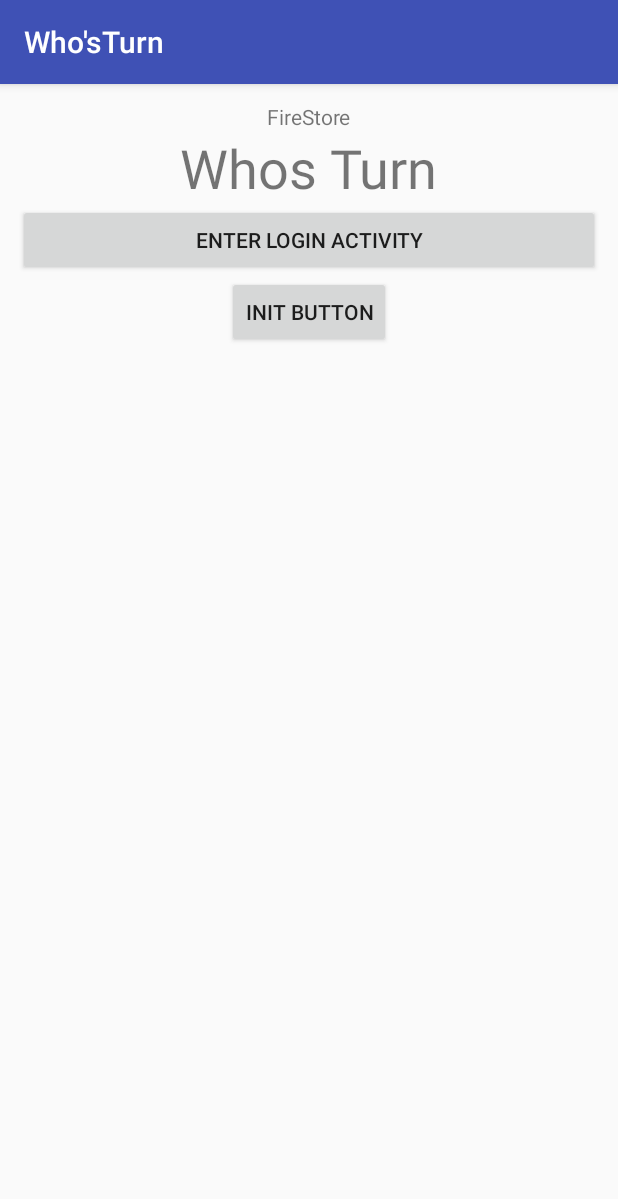
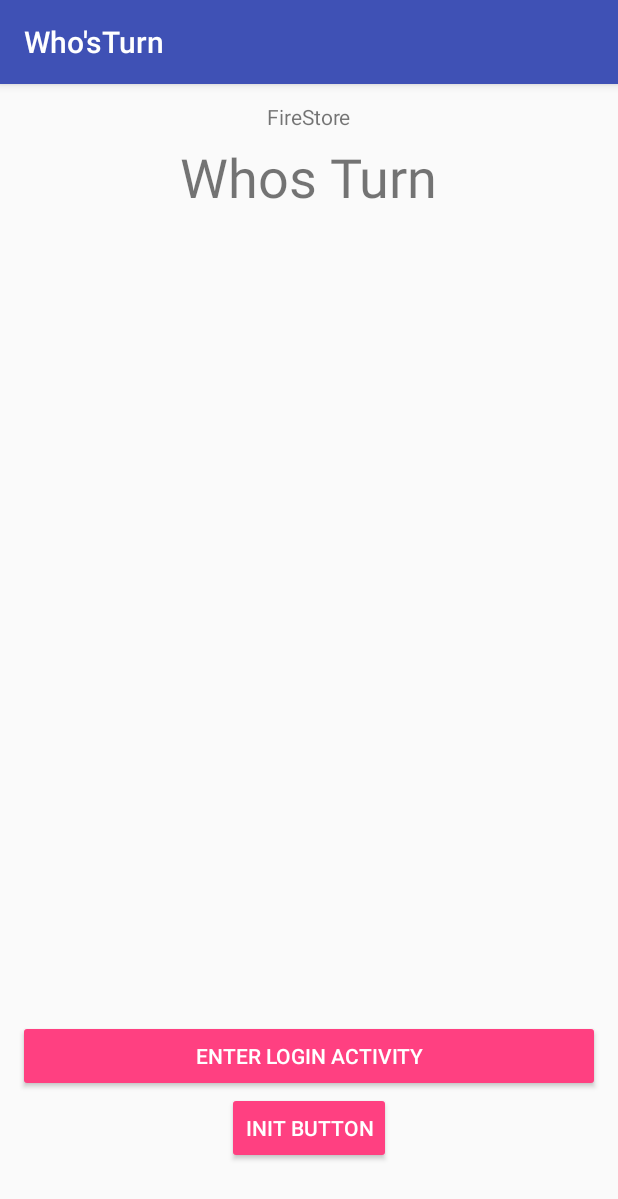
Before and after one commit to vikaspal210/WhosTurnAndroidProject, an Android app: the MainActivity screen opened directly, with no data from a screen before it, after a tap on "INIT BUTTON", on a phone screen of 412 x 824 dp. Shown: the top 1199 px of the screen. Run offline under Robolectric (Android 15) with nearby library versions, the phone set to English and light mode, and no system bars; our stand-ins replace Firebase (no records; nobody signed in at launch, a user with empty details on screens opened directly).

Commit message:
Updated UI

```diff
--- a/app/src/main/java/com/example/cas/whosturn/MainActivity.java
+++ b/app/src/main/java/com/example/cas/whosturn/MainActivity.java
@@ -202,12 +202,12 @@ public class MainActivity extends AppCompatActivity implements View.OnClickListe
             findViewById(R.id.confirm_button).setVisibility(View.VISIBLE);
         }
         //for updating turn value
-        if (updateUIMesssageObj.COUNTER==4&&updateUIMesssageObj.NAMEOFTURN.equals(LoginActivity.getDefaults("OWNER",getApplicationContext()))){
+        if (updateUIMesssageObj.COUNTER==4){
             findViewById(R.id.confirm_button).setVisibility(View.GONE);
             findViewById(R.id.request_Button).setVisibility(View.GONE);
             sendMessage(new MessageObject(KISHAN,true,0));
         }
-        if (updateUIMesssageObj.COUNTER==3&&updateUIMesssageObj.NAMEOFTURN.equals(LoginActivity.getDefaults("OWNER",getApplicationContext()))){
+        if (updateUIMesssageObj.COUNTER==3){
             findViewById(R.id.confirm_button).setVisibility(View.GONE);
             findViewById(R.id.request_Button).setVisibility(View.GONE);
             sendMessage(new MessageObject(VIKAS,false,0));
--- a/app/src/main/res/layout/activity_main.xml
+++ b/app/src/main/res/layout/activity_main.xml
@@ -5,14 +5,20 @@
     android:layout_width="match_parent"
     android:layout_height="match_parent"
     android:orientation="vertical"
-    android:gravity="center|top"
     tools:context=".MainActivity"
     android:padding="12dp">
 
+    <LinearLayout
+        android:layout_width="match_parent"
+        android:layout_height="wrap_content"
+        android:orientation="vertical"
+        android:gravity="center|top"
+        android:layout_weight="1">
     <TextView
         android:layout_width="wrap_content"
         android:layout_height="wrap_content"
-        android:text="FireStore"/>
+        android:text="FireStore"
+        android:layout_marginBottom="6dp"/>
     <TextView
         android:id="@+id/whos_tv"
         android:layout_width="wrap_content"
@@ -24,31 +30,51 @@
         android:layout_width="wrap_content"
         android:layout_height="wrap_content"
         android:visibility="gone"
-        android:text="You were asked to confirm"/>
-
-
+        android:text="You were asked to confirm"
+        android:textStyle="italic"
+        android:textSize="24sp"
+        android:layout_marginTop="36dp"/>
         <Button
             android:id="@+id/confirm_button"
+            style="@style/Widget.AppCompat.Button.Colored"
             android:layout_width="match_parent"
             android:layout_height="wrap_content"
             android:text="Confirm"
             android:visibility="gone"/>
         <Button
             android:id="@+id/request_Button"
+            style="@style/Widget.AppCompat.Button.Colored"
             android:layout_width="match_parent"
             android:layout_height="wrap_content"
             android:visibility="gone"
             android:text="Request"/>
+    </LinearLayout>
+
+
+
+    <LinearLayout
+        android:layout_width="match_parent"
+        android:layout_height="wrap_content"
+        android:layout_weight="2"
+        android:orientation="vertical"
+        android:gravity="center|bottom"
+        android:paddingBottom="36dp">
+
+
     <Button
         android:id="@+id/enter_login_button"
+        style="@style/Widget.AppCompat.Button.Colored"
         android:layout_width="match_parent"
         android:layout_height="wrap_content"
         android:text="Enter Login Activity"
-        android:onClick="enterLoginActivity"/>
+        android:onClick="enterLoginActivity"
+        android:layout_marginTop="60dp"/>
     <Button
         android:id="@+id/init_button"
+        style="@style/Widget.AppCompat.Button.Colored"
         android:layout_width="wrap_content"
         android:layout_height="wrap_content"
         android:text="Init Button"/>
+    </LinearLayout>
 
 </LinearLayout>
```
Lines whose indentation alone changed are shown as unchanged.
